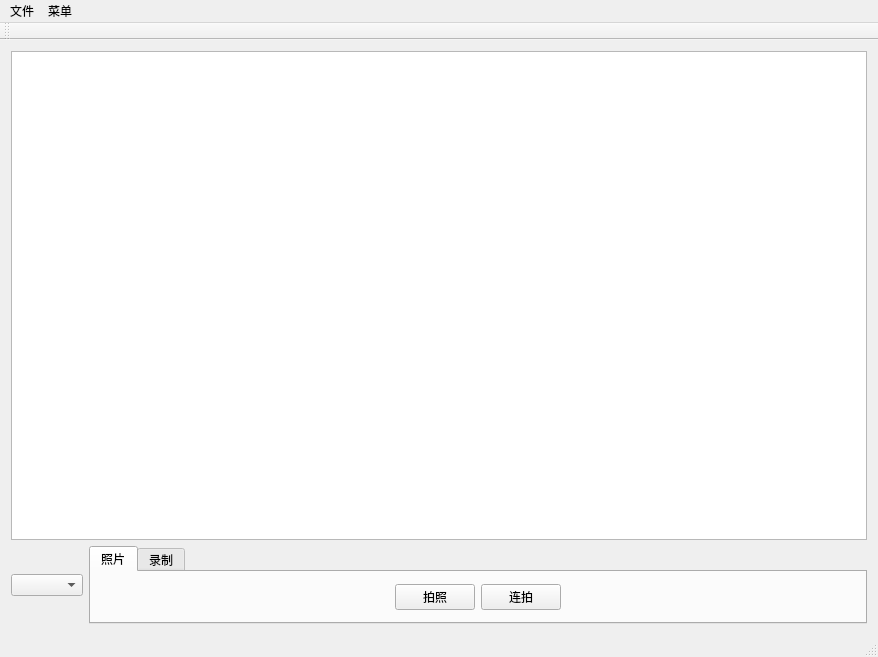
GwenCCC/uvc-camera-qt, file openqtcamera/mainwindow.ui: the form before one commit.
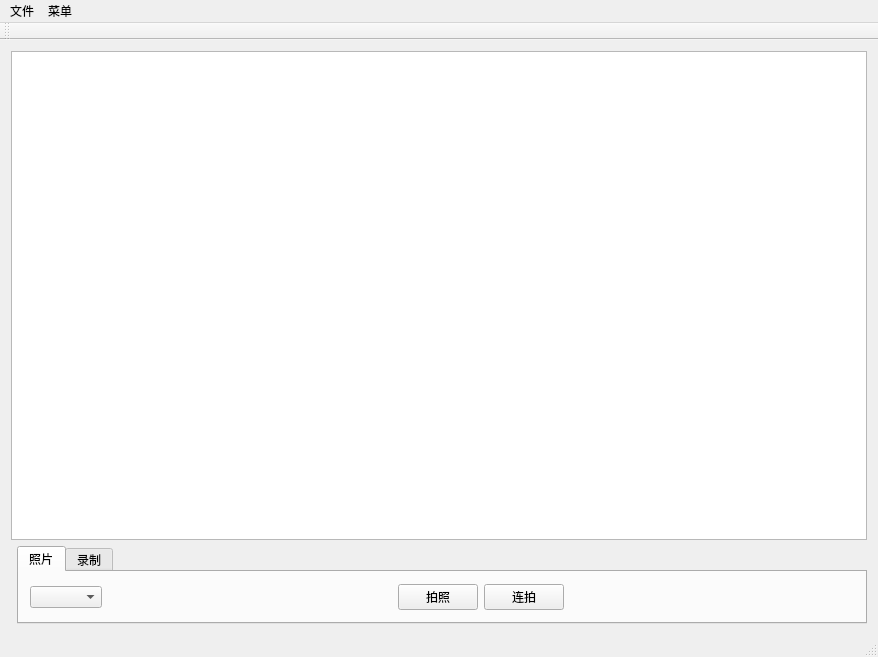
The form after the commit.

Commit message: 录像页面禁止切换摄像头

Patch:
```diff
--- a/openqtcamera/mainwindow.ui
+++ b/openqtcamera/mainwindow.ui
@@ -22,13 +22,6 @@
       </item>
      </layout>
     </item>
-    <item row="1" column="0">
-     <widget class="QComboBox" name="CameraChooseCombox">
-      <property name="currentText">
-       <string/>
-      </property>
-     </widget>
-    </item>
     <item row="1" column="1">
      <widget class="QTabWidget" name="tabWidget">
       <property name="currentIndex">
@@ -41,6 +34,13 @@
        <layout class="QHBoxLayout" name="horizontalLayout_3">
         <item>
          <layout class="QHBoxLayout" name="horizontalLayout_2">
+          <item>
+           <widget class="QComboBox" name="CameraChooseCombox">
+            <property name="currentText">
+             <string/>
+            </property>
+           </widget>
+          </item>
           <item>
            <spacer name="horizontalSpacer">
             <property name="orientation">
```
